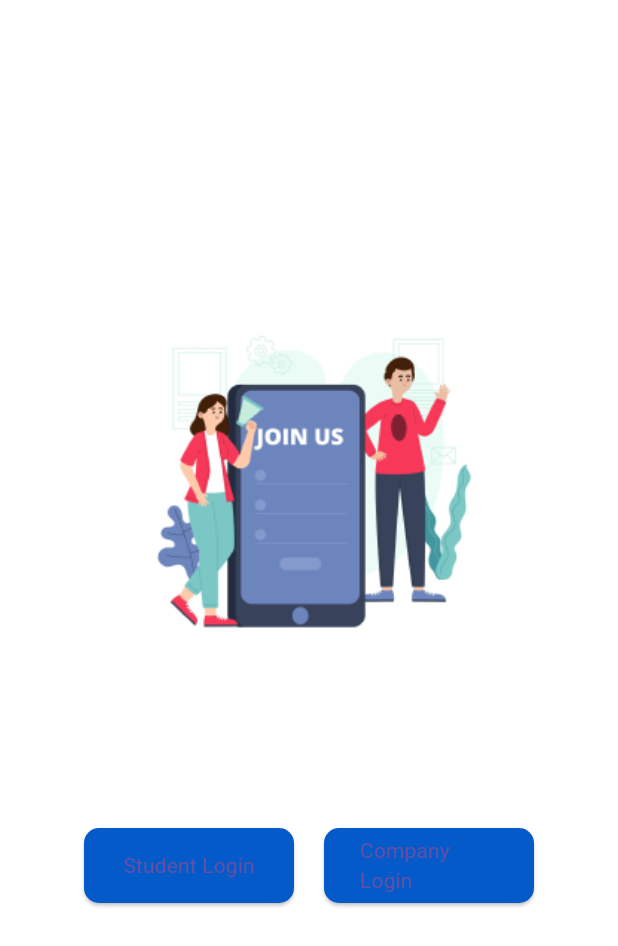
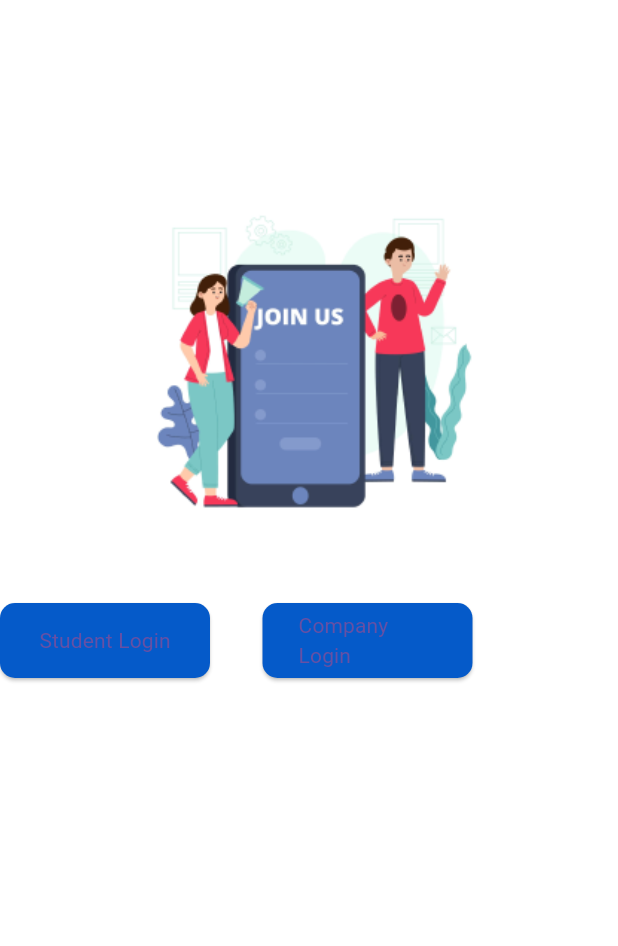
Before and after one commit to mirsadkt/campus-recruitment, a Flutter app: the screen it shows after launch, on a phone screen of 412 x 824 dp. Shown: the top 946 px of the screen. Run offline on Flutter 3.47's test engine with Material 3 defaults, Android fonts, the phone set to English and light mode, and no system bars.

Commit message:
landing fixed overflow

```diff
--- a/lib/landing.dart
+++ b/lib/landing.dart
@@ -16,7 +16,7 @@ class LandingPage extends StatelessWidget {
           child: Column(
             children: [
               Padding(
-                padding: const EdgeInsets.only(top:200),
+                padding: const EdgeInsets.only(top: 120),
                 child: Center(
                   child: Image(
                     image: AssetImage("assets/imgthree.png"),
@@ -26,12 +26,12 @@ class LandingPage extends StatelessWidget {
                 ),
               ),
               Padding(
-                padding:  EdgeInsets.only(top: 100),
+                padding: EdgeInsets.only(top: 30),
+                child: Center(
                   child: Row(
-                  mainAxisAlignment: MainAxisAlignment.center,
                     children: [
                       Padding(
-                      padding:  EdgeInsets.only(right: 20),
+                        padding: EdgeInsets.only(right: 35),
                         child: Container(
                           height: 50,
                           width: 140,
@@ -78,6 +78,7 @@ class LandingPage extends StatelessWidget {
                     ],
                   ),
                 ),
+              ),
             ],
           ),
         ),
```
Lines whose indentation alone changed are shown as unchanged.
